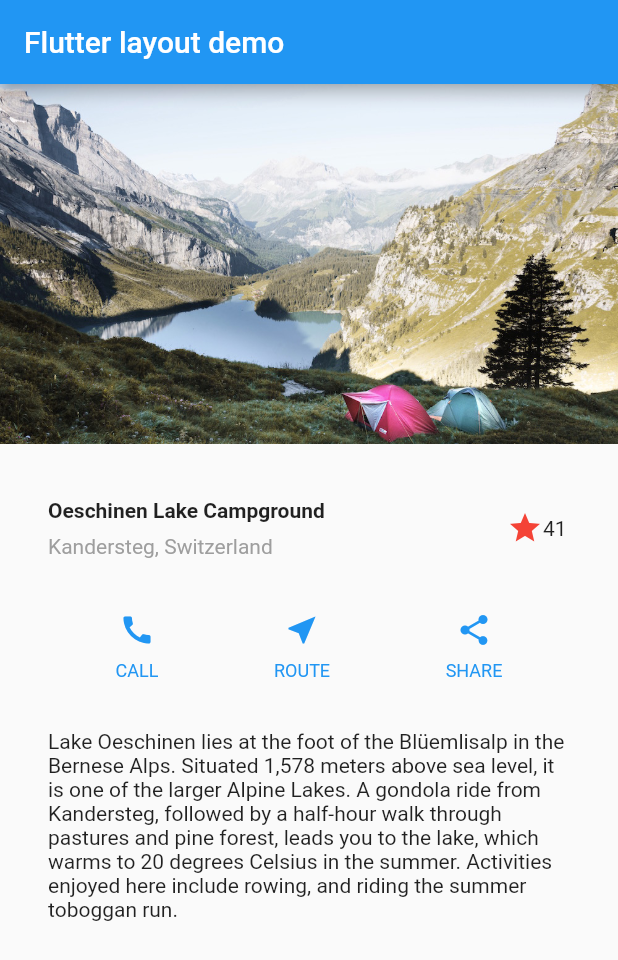
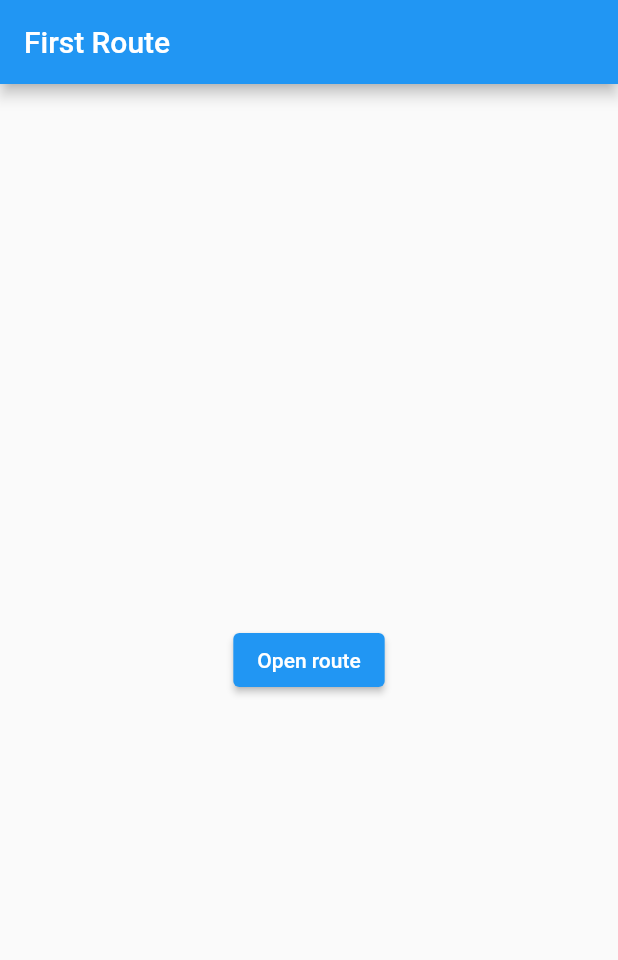
Before and after one commit to nateluk/flutter-user-interfaces, a Flutter app: the screen it shows after launch, on a phone screen of 412 x 824 dp. Shown: the top 960 px of the screen. Run offline on Flutter 3.47's test engine with Material 2 defaults, Android fonts, the phone set to English and light mode, and no system bars.

Commit message:
navigation from one route to another

```diff
--- a/lib/main.dart
+++ b/lib/main.dart
@@ -1,4 +1,6 @@
 import 'package:flutter/material.dart';
+import 'package:learning_layouts/navigation/first_route.dart';
+
 // Uncomment lines 3 and 6 to view the visual layout at runtime.
 // import 'package:flutter/rendering.dart' show debugPaintSizeEnabled;
 
@@ -7,162 +9,14 @@ void main() {
   runApp(const MyApp());
 }
 
-class FavouriteWidget extends StatefulWidget {
-  const FavouriteWidget({super.key});
-
-  @override
-  State<FavouriteWidget> createState() => _FavouriteWidgetState();
-}
-
-class _FavouriteWidgetState extends State<FavouriteWidget> {
-  bool _isFavourited = true;
-  int _favouriteCount = 41;
-
-  void _toggleFavorite() {
-    setState(() {
-      if (_isFavourited) {
-        _isFavourited = !_isFavourited;
-        _favouriteCount -= 1;
-        return;
-      }
-
-      _isFavourited = !_isFavourited;
-      _favouriteCount += 1;
-    });
-  }
-
-  @override
-  Widget build(BuildContext context) {
-    return Row(
-      mainAxisSize: MainAxisSize.min,
-      children: [
-        Container(
-          padding: const EdgeInsets.all(0),
-          child: IconButton(
-            padding: const EdgeInsets.all(0),
-            alignment: Alignment.centerRight,
-            icon: (_isFavourited
-                ? const Icon(Icons.star)
-                : const Icon(Icons.star_border)),
-            color: Colors.red[500],
-            onPressed: _toggleFavorite,
-          ),
-        ),
-        SizedBox(
-          width: 18,
-          child: SizedBox(
-            child: Text('$_favouriteCount'),
-          ),
-        ),
-      ],
-    );
-  }
-}
-
 class MyApp extends StatelessWidget {
   const MyApp({super.key});
 
   @override
   Widget build(BuildContext context) {
-    Widget titleSection = Container(
-      padding: const EdgeInsets.all(32),
-      child: Row(
-        children: [
-          Expanded(
-            /*1*/
-            child: Column(
-              crossAxisAlignment: CrossAxisAlignment.start,
-              children: [
-                /*2*/
-                Container(
-                  padding: const EdgeInsets.only(bottom: 8),
-                  child: const Text(
-                    'Oeschinen Lake Campground',
-                    style: TextStyle(
-                      fontWeight: FontWeight.bold,
-                    ),
-                  ),
-                ),
-                Text(
-                  'Kandersteg, Switzerland',
-                  style: TextStyle(
-                    color: Colors.grey[500],
-                  ),
-                ),
-              ],
-            ),
-          ),
-          /*3*/
-          const FavouriteWidget(),
-        ],
-      ),
-    );
-
-    Color color = Theme.of(context).primaryColor;
-
-    Widget buttonSection = Row(
-      mainAxisAlignment: MainAxisAlignment.spaceEvenly,
-      children: [
-        _buildButtonColumn(color, Icons.call, 'CALL'),
-        _buildButtonColumn(color, Icons.near_me, 'ROUTE'),
-        _buildButtonColumn(color, Icons.share, 'SHARE'),
-      ],
-    );
-
-    Widget textSection = const Padding(
-      padding: EdgeInsets.all(32),
-      child: Text(
-        'Lake Oeschinen lies at the foot of the Blüemlisalp in the Bernese '
-        'Alps. Situated 1,578 meters above sea level, it is one of the '
-        'larger Alpine Lakes. A gondola ride from Kandersteg, followed by a '
-        'half-hour walk through pastures and pine forest, leads you to the '
-        'lake, which warms to 20 degrees Celsius in the summer. Activities '
-        'enjoyed here include rowing, and riding the summer toboggan run.',
-        softWrap: true,
-      ),
-    );
-
     return MaterialApp(
       title: 'Flutter layout demo',
-      home: Scaffold(
-        appBar: AppBar(
-          title: const Text('Flutter layout demo'),
-        ),
-        body: ListView(
-          children: [
-            Image.asset(
-              'images/lake.jpeg',
-              width: 600,
-              height: 240,
-              fit: BoxFit.cover,
-            ),
-            titleSection,
-            buttonSection,
-            textSection,
-          ],
-        ),
-      ),
-    );
-  }
-
-  Column _buildButtonColumn(Color color, IconData icon, String label) {
-    return Column(
-      mainAxisSize: MainAxisSize.min,
-      mainAxisAlignment: MainAxisAlignment.center,
-      children: [
-        Icon(icon, color: color),
-        Container(
-          margin: const EdgeInsets.only(top: 8),
-          child: Text(
-            label,
-            style: TextStyle(
-              fontSize: 12,
-              fontWeight: FontWeight.w400,
-              color: color,
-            ),
-          ),
-        ),
-      ],
+      home: FirstRoute(),
     );
   }
 }
--- /dev/null
+++ b/lib/navigation/first_route.dart
@@ -0,0 +1,28 @@
+import 'package:flutter/material.dart';
+import 'package:learning_layouts/navigation/second_route.dart';
+
+class FirstRoute extends StatelessWidget {
+  const FirstRoute({super.key});
+
+  @override
+  Widget build(BuildContext context) {
+    return Scaffold(
+      appBar: AppBar(
+        title: const Text('First Route'),
+      ),
+      body: Center(
+        child: ElevatedButton(
+          child: const Text('Open route'),
+          onPressed: () {
+            // Navigate to second route when tapped.
+            Navigator.push(context, MaterialPageRoute(
+              builder: (context) {
+                return const SecondRoute();
+              },
+            ));
+          },
+        ),
+      ),
+    );
+  }
+}
--- /dev/null
+++ b/lib/navigation/second_route.dart
@@ -0,0 +1,23 @@
+import 'package:flutter/material.dart';
+
+class SecondRoute extends StatelessWidget {
+  const SecondRoute({super.key});
+
+  @override
+  Widget build(BuildContext context) {
+    return Scaffold(
+      appBar: AppBar(
+        title: const Text('Second Route'),
+      ),
+      body: Center(
+        child: ElevatedButton(
+          onPressed: () {
+            // Navigate back to first route when tapped.
+            Navigator.pop(context);
+          },
+          child: const Text('Go back!'),
+        ),
+      ),
+    );
+  }
+}
```
